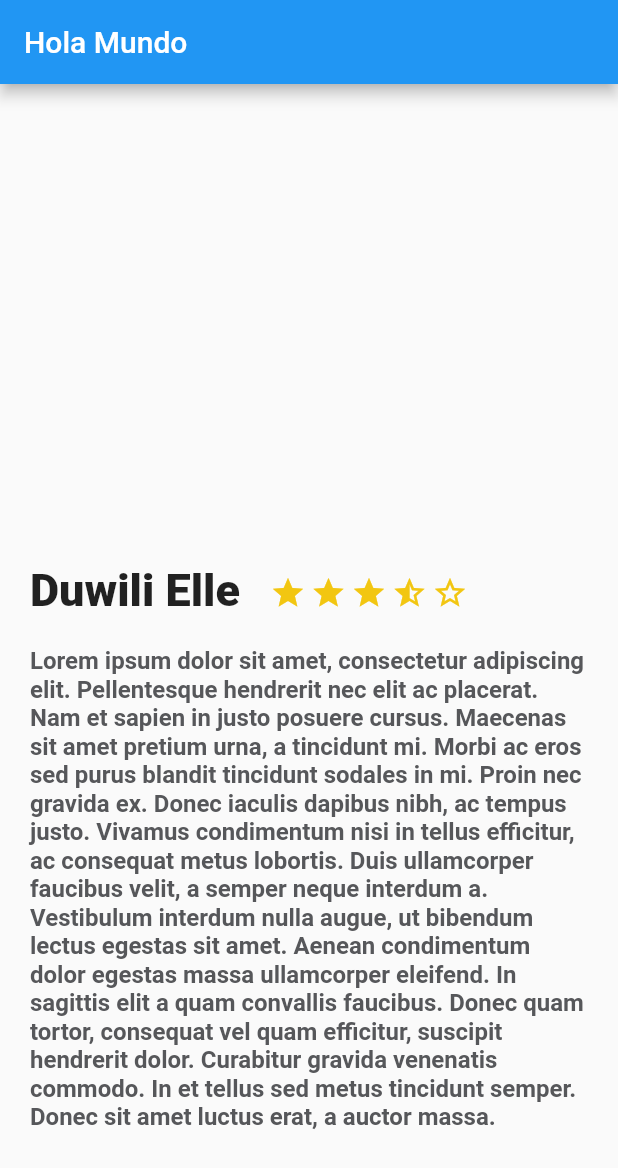
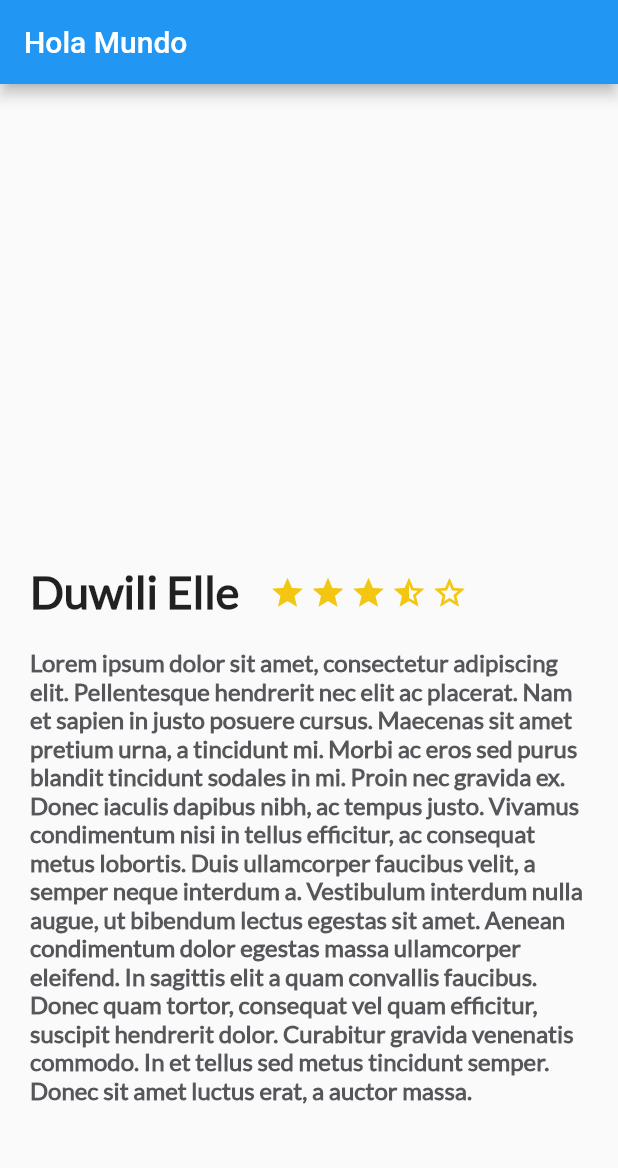
Before and after one commit to ricardo9407/flutter_application_1, a Flutter app: the screen it shows after launch, on a phone screen of 412 x 824 dp. Shown: the top 1168 px of the screen. Run offline on Flutter 3.47's test engine with Material 2 defaults, Android fonts, the phone set to English and light mode, and no system bars.

Commit message:
Adición e implementación de la fuente Lato

```diff
--- a/lib/description_place.dart
+++ b/lib/description_place.dart
@@ -36,7 +36,8 @@ class DescriptionPlace extends StatelessWidget {
         margin: EdgeInsets.only(top: 320.0, left: 20.0, right: 20.0),
         child: Text(
           namePlace,
-          style: TextStyle(fontSize: 30.0, fontWeight: FontWeight.w900),
+          style: TextStyle(
+              fontFamily: "Lato", fontSize: 30.0, fontWeight: FontWeight.w900),
           textAlign: TextAlign.left,
         ),
       ),
@@ -49,6 +50,7 @@ class DescriptionPlace extends StatelessWidget {
       margin: new EdgeInsets.only(top: 20.0, right: 20.0, left: 20.0),
       child: Text(descriptionPlace,
           style: const TextStyle(
+              fontFamily: "Lato",
               fontSize: 16.0,
               fontWeight: FontWeight.bold,
               color: Color(0xFF56575a))),
--- a/pubspec.yaml
+++ b/pubspec.yaml
@@ -74,3 +74,7 @@ flutter:
   #
   # For details regarding fonts from package dependencies,
   # see https://flutter.dev/custom-fonts/#from-packages
+  fonts:
+    - family: Lato
+      fonts:
+      - asset: fonts/Lato-Regular.ttf
```
Also changed, not shown: fonts/Lato-Regular.ttf (added).
